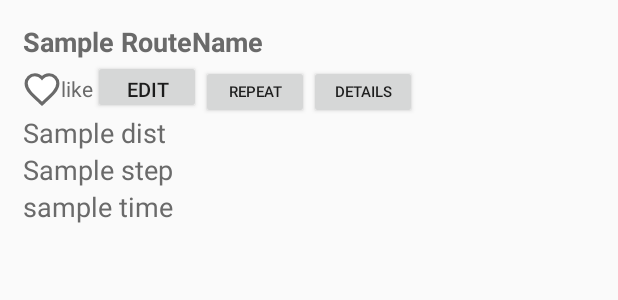
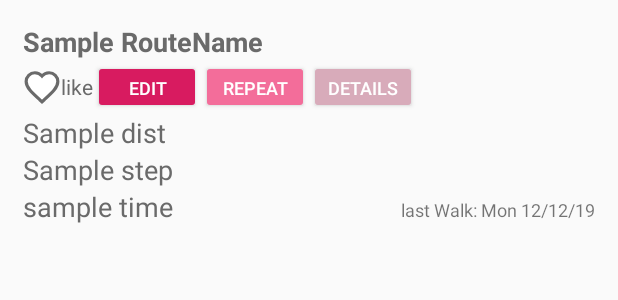
Before and after one commit to niudodo/WalkWalkRevolution, an Android app: the layout route_entry.xml on its own in the app's theme, with its tools: preview values and no code run, on a phone screen of 412 x 824 dp. Shown: the top 300 px of the screen. Run offline under Robolectric (Android 15) with nearby library versions, the phone set to English and light mode, and no system bars.

Commit message:
change message entry layout, add route invitation class

```diff
--- a/app/src/main/java/edu/ucsd/cse110/team22/walkwalkrevolution/UsersClass/Invitation.java
+++ b/app/src/main/java/edu/ucsd/cse110/team22/walkwalkrevolution/Message/Invitation.java
@@ -1,6 +1,7 @@
-package edu.ucsd.cse110.team22.walkwalkrevolution.UsersClass;
+package edu.ucsd.cse110.team22.walkwalkrevolution.Message;
 
-import edu.ucsd.cse110.team22.walkwalkrevolution.Message.IMessage;
+import edu.ucsd.cse110.team22.walkwalkrevolution.UsersClass.Team;
+import edu.ucsd.cse110.team22.walkwalkrevolution.UsersClass.User;
 
 /**
  * Invitation class is a class that use for one user to invite another user into her team
@@ -14,6 +15,7 @@ public class Invitation implements IMessage{
     private User invitee;
     private boolean pending; //true if invitee hasn't response
     private boolean accepted; //true if invitee accept
+    private String time; //TODO need to be implement
 
     /**
      * Constructor
--- a/app/src/main/java/edu/ucsd/cse110/team22/walkwalkrevolution/Message/MessageActivity.java
+++ b/app/src/main/java/edu/ucsd/cse110/team22/walkwalkrevolution/Message/MessageActivity.java
@@ -10,7 +10,6 @@ import java.util.List;
 
 import edu.ucsd.cse110.team22.walkwalkrevolution.R;
 import edu.ucsd.cse110.team22.walkwalkrevolution.Storage.StorageStore;
-import edu.ucsd.cse110.team22.walkwalkrevolution.UsersClass.Invitation;
 import edu.ucsd.cse110.team22.walkwalkrevolution.UsersClass.User;
 import edu.ucsd.cse110.team22.walkwalkrevolution.UsersClass.UserObserver;
 
--- a/app/src/main/java/edu/ucsd/cse110/team22/walkwalkrevolution/Message/MessageAdapter.java
+++ b/app/src/main/java/edu/ucsd/cse110/team22/walkwalkrevolution/Message/MessageAdapter.java
@@ -11,7 +11,6 @@ import android.widget.TextView;
 import java.util.List;
 
 import edu.ucsd.cse110.team22.walkwalkrevolution.R;
-import edu.ucsd.cse110.team22.walkwalkrevolution.UsersClass.Invitation;
 import edu.ucsd.cse110.team22.walkwalkrevolution.UsersClass.User;
 
 public class MessageAdapter extends ArrayAdapter<IMessage> {
--- a/app/src/main/java/edu/ucsd/cse110/team22/walkwalkrevolution/Route/RouteAdapter.java
+++ b/app/src/main/java/edu/ucsd/cse110/team22/walkwalkrevolution/Route/RouteAdapter.java
@@ -131,6 +131,10 @@ public class RouteAdapter extends ArrayAdapter<Route> {
 
 
     private void addInitialIcon(String name, LinearLayout ll){
+        TextView padding = new TextView((Activity)c);
+        padding.setWidth(convertDpToPx(c, 4));
+        padding.setHeight(convertDpToPx(c, 30));
+        ll.addView(padding, 0);
         TextView initialIcon = new TextView((Activity)c);
         Drawable unwrappedDrawable = ContextCompat.getDrawable(c, R.drawable.round_button);
         Drawable wrappedDrawable = DrawableCompat.wrap(unwrappedDrawable);
--- a/app/src/main/java/edu/ucsd/cse110/team22/walkwalkrevolution/Storage/FirebaseStoreAdapter.java
+++ b/app/src/main/java/edu/ucsd/cse110/team22/walkwalkrevolution/Storage/FirebaseStoreAdapter.java
@@ -16,7 +16,7 @@ import java.util.Map;
 
 import edu.ucsd.cse110.team22.walkwalkrevolution.Message.IMessage;
 import edu.ucsd.cse110.team22.walkwalkrevolution.Route.Route;
-import edu.ucsd.cse110.team22.walkwalkrevolution.UsersClass.Invitation;
+import edu.ucsd.cse110.team22.walkwalkrevolution.Message.Invitation;
 import edu.ucsd.cse110.team22.walkwalkrevolution.UsersClass.Team;
 import edu.ucsd.cse110.team22.walkwalkrevolution.UsersClass.User;
 
--- a/app/src/main/java/edu/ucsd/cse110/team22/walkwalkrevolution/UsersClass/User.java
+++ b/app/src/main/java/edu/ucsd/cse110/team22/walkwalkrevolution/UsersClass/User.java
@@ -6,6 +6,7 @@ import android.graphics.Color;
 import java.util.ArrayList;
 import java.util.Random;
 
+import edu.ucsd.cse110.team22.walkwalkrevolution.Message.Invitation;
 import edu.ucsd.cse110.team22.walkwalkrevolution.Route.Route;
 
 /**
--- a/app/src/main/java/edu/ucsd/cse110/team22/walkwalkrevolution/data/LoginDataSource.java
+++ b/app/src/main/java/edu/ucsd/cse110/team22/walkwalkrevolution/data/LoginDataSource.java
@@ -1,8 +1,8 @@
 package edu.ucsd.cse110.team22.walkwalkrevolution.data;
 
+import java.io.IOException;
+
 import edu.ucsd.cse110.team22.walkwalkrevolution.data.model.LoggedInUser;
-
-import java.io.IOException;
 
 /**
  * Class that handles authentication w/ login credentials and retrieves user information.
@@ -16,7 +16,7 @@ public class LoginDataSource {
             LoggedInUser fakeUser =
                     new LoggedInUser(
                             java.util.UUID.randomUUID().toString(),
-                            "Jane Doe");
+                            username);
             return new Result.Success<>(fakeUser);
         } catch (Exception e) {
             return new Result.Error(new IOException("Error logging in", e));
--- a/app/src/main/res/layout/route_entry.xml
+++ b/app/src/main/res/layout/route_entry.xml
@@ -10,14 +10,16 @@
         android:id="@+id/route_entry_ll"
         android:layout_width="match_parent"
         android:layout_height="match_parent"
-        android:layout_marginLeft="15dp"
+        android:layout_marginStart="15dp"
+        android:layout_marginEnd="15dp"
         android:layout_marginTop="15dp"
         android:orientation="vertical">
         <LinearLayout
             android:id="@+id/route_entry_title_ll"
             android:layout_width="match_parent"
             android:layout_height="wrap_content"
-            android:orientation="horizontal">
+            android:orientation="horizontal"
+            android:dividerPadding="1dp">
 
             <TextView
             android:id="@+id/routeName"
@@ -48,28 +50,35 @@
                 android:layout_height="wrap_content"
                 android:text="like"
                 android:textColor="#6A6A6A"/>
+
             <Button
                 android:id="@+id/edit"
                 android:layout_width="72dp"
                 android:layout_height="36dp"
+                android:backgroundTint="#D81B60"
                 android:gravity="center"
                 android:text="Edit"
-                android:textSize="13sp" />
+                android:textColor="#FFFFFF"
+                android:textSize="12sp" />
 
             <Button
                 android:id="@+id/repeat"
                 android:layout_width="72dp"
                 android:layout_height="36dp"
+                android:backgroundTint="#F36D9A"
                 android:gravity="center"
                 android:text="Repeat"
-                android:textSize="10sp" />
+                android:textColor="#FFFFFF"
+                android:textSize="12sp" />
 
             <Button
                 android:id="@+id/details"
                 android:layout_width="72dp"
                 android:layout_height="36dp"
+                android:backgroundTint="#D8ABBA"
                 android:text="Details"
-                android:textSize="10sp" />
+                android:textColor="#FFFFFF"
+                android:textSize="12sp" />
 
         </LinearLayout>
 
@@ -100,17 +109,27 @@
             android:textColor="#6A6A6A"
             android:typeface="sans" />
 
-        <TextView
-            android:id="@+id/time"
-            android:text = "sample time"
+        <LinearLayout
             android:layout_width="match_parent"
             android:layout_height="wrap_content"
-            android:ellipsize="end"
-            android:lineSpacingMultiplier="1"
-            android:maxLines="2"
-            android:textAppearance="?android:attr/textAppearanceLarge"
-            android:textSize="18sp"
-            android:textColor="#6A6A6A"
-            android:typeface="sans" />
+            android:orientation="horizontal">
+            <TextView
+                android:id="@+id/time"
+                android:text = "sample time"
+                android:layout_width="wrap_content"
+                android:layout_height="wrap_content"
+                android:textSize="18sp"
+                android:layout_weight="1"
+                android:textColor="#6A6A6A"
+                android:typeface="sans" />
+            <TextView
+                android:id="@+id/msg_entry_last_walked"
+                android:layout_width="wrap_content"
+                android:layout_height="wrap_content"
+                android:text="last Walk: Mon 12/12/19"
+                android:textSize="12sp">
+            </TextView>
+        </LinearLayout>
+
     </LinearLayout>
 </LinearLayout>
```
Also changed, not shown: app/src/main/java/edu/ucsd/cse110/team22/walkwalkrevolution/Message/RouteInvitation.java (added, +49 -0 lines), app/src/main/java/edu/ucsd/cse110/team22/walkwalkrevolution/Route/RouteActivity.java (+6 -9 lines), app/src/main/res/layout/route_page.xml (+4 -3 lines).
